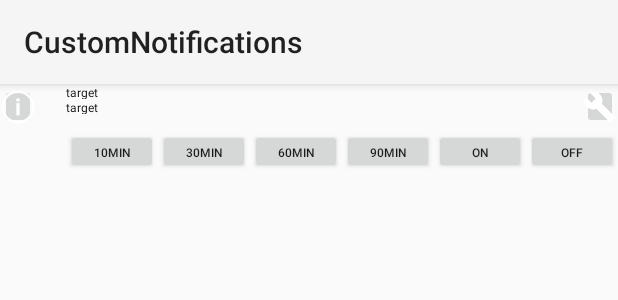
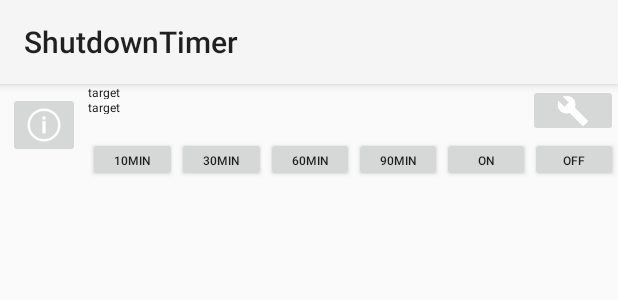
Before and after one commit to justincaseof/notifications, an Android app: the layout notification.xml on its own in the app's theme, with its tools: preview values and no code run, on a phone screen of 412 x 824 dp. Shown: the top 300 px of the screen. Run offline under Robolectric (Android 15) with nearby library versions, the phone set to English and light mode, and no system bars.

Commit message:
* tiny cleanup

```diff
--- a/Application/src/main/AndroidManifest.xml
+++ b/Application/src/main/AndroidManifest.xml
@@ -25,7 +25,7 @@
     <!-- Min/target SDK versions (<uses-sdk>) managed by build.gradle -->
     <application
         android:allowBackup="true"
-        android:icon="@drawable/ic_launcher"
+        android:icon="@drawable/ic_notification_timer"
         android:label="@string/app_name"
         android:theme="@style/AppTheme">
         <receiver android:name=".ShowNotificationService$notificationButtonListener" />
--- a/Application/src/main/java/com/example/android/customnotifications/Configuration.java
+++ b/Application/src/main/java/com/example/android/customnotifications/Configuration.java
@@ -7,5 +7,6 @@ package com.example.android.customnotifications;
 public class Configuration {
 
     public static String TARGET_URL = "http://192.168.178.46/status";
+    public static int REQUEST_TIMEOUT_MILLIS = 2000;
 
 }
--- a/Application/src/main/res/layout/notification.xml
+++ b/Application/src/main/res/layout/notification.xml
@@ -28,17 +28,16 @@
     <ImageButton
         android:id="@+id/button_refresh"
         android:layout_width="wrap_content"
-        android:layout_height="30dp"
+        android:layout_height="wrap_content"
         android:src="@drawable/ic_stat_custom"
-        android:layout_weight="1" />
+        android:layout_marginStart="5dp"
+        android:layout_marginEnd="5dp"
+        android:layout_marginTop="5dp" />
 
     <LinearLayout
         android:orientation="vertical"
-        android:layout_width="wrap_content"
-        android:layout_height="match_parent"
-        android:layout_weight="1"
-        android:layout_marginStart="20dp"
-        >
+        android:layout_width="match_parent"
+        android:layout_height="match_parent" >
 
         <LinearLayout
             android:orientation="horizontal"
@@ -57,8 +56,7 @@
                     android:textColor="@android:color/black"
                     android:layout_width="match_parent"
                     android:layout_height="10dp"
-                    android:id="@+id/textView_ip"
-                    android:layout_weight="1" />
+                    android:id="@+id/textView_ip"  />
 
                 <TextView
                     android:textSize="8sp"
@@ -66,23 +64,20 @@
                     android:textColor="@android:color/black"
                     android:layout_width="match_parent"
                     android:id="@+id/textView_relaisState"
-                    android:layout_weight="1"
                     android:layout_height="10dp" />
 
             </LinearLayout>
 
             <ImageButton
                 android:id="@+id/button_configure"
-                android:layout_width="wrap_content"
-                android:layout_height="30dp"
                 android:src="@drawable/ic_stat_configure"
-                android:layout_weight="1" />
+                android:layout_width="60dp"
+                android:layout_height="35dp" />
         </LinearLayout>
 
         <LinearLayout
             android:orientation="horizontal"
-            android:layout_width="match_parent"
-            android:layout_weight="1"
+            android:layout_width="wrap_content"
             android:layout_height="wrap_content">
 
             <Button
```
Also changed, not shown: Application/src/main/java/com/example/android/customnotifications/DownloadService.java (+73 -41 lines), Application/src/main/java/com/example/android/customnotifications/MainActivity.java (+4 -3 lines), Application/src/main/java/com/example/android/customnotifications/ShowNotificationService.java (+2 -16 lines), Application/src/main/res/layout/notification_expanded.xml (deleted, +0 -55 lines), Application/src/main/res/values/base-strings.xml (+3 -22 lines), 1 other file.
